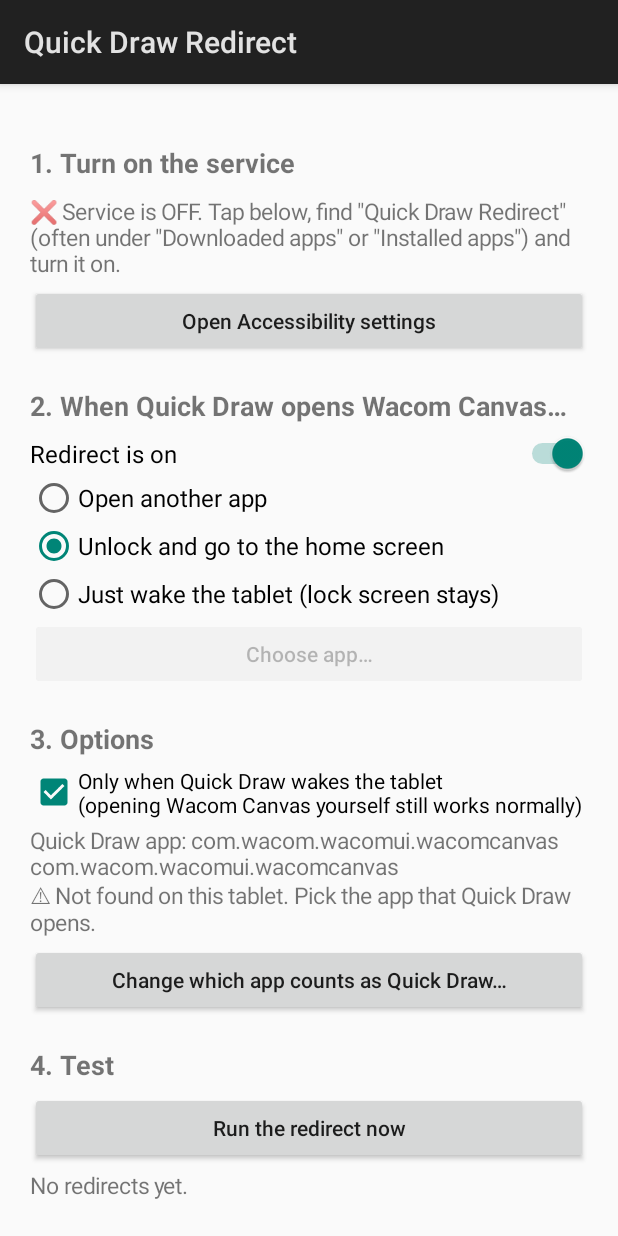
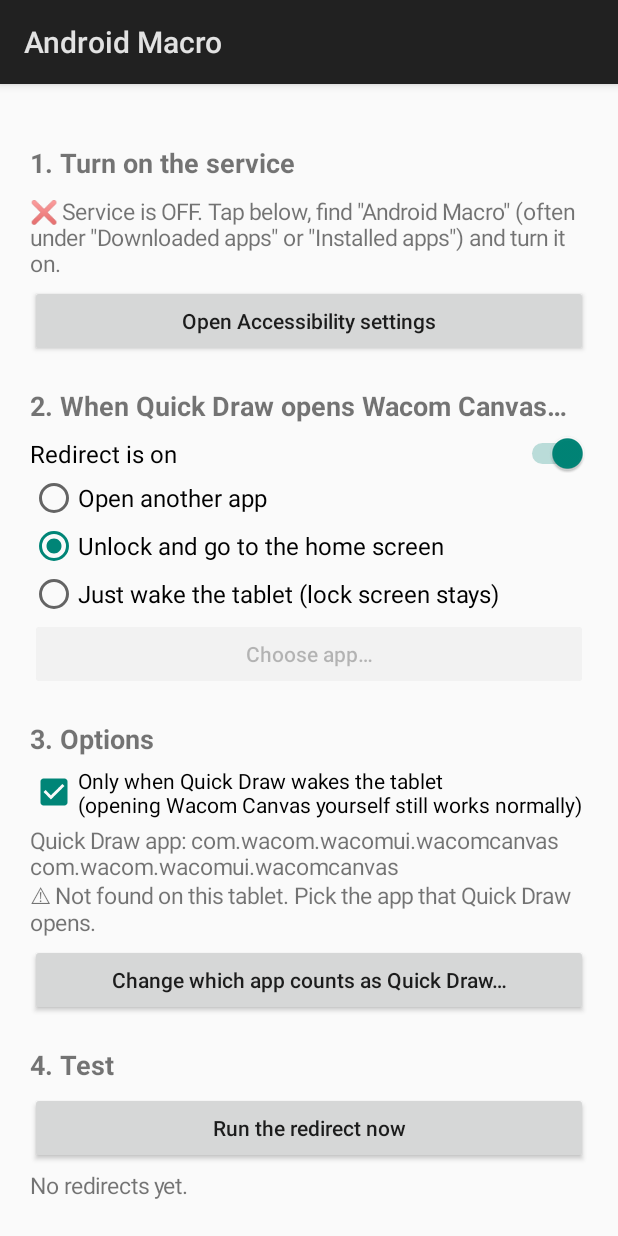
Before and after one commit to Novaillusion/AndroidMacro, an Android app: the screen it shows after launch (MainActivity), on a phone screen of 412 x 824 dp. Run offline under Robolectric (Android 15) with nearby library versions, the phone set to English and light mode, and no system bars.

Commit message:
Rename app to Android Macro
Co-Authored-By: Claude Opus 5.5 <noreply@anthropic.com>
Claude-Session: https://claude.ai/code/session_01MxisDbc8i155kF7pP2JYap

```diff
--- a/app/src/main/java/dev/quickdraw/redirect/MainActivity.java
+++ b/app/src/main/java/dev/quickdraw/redirect/MainActivity.java
@@ -149,7 +149,7 @@ public class MainActivity extends Activity {
         boolean on = isServiceEnabled();
         serviceStatus.setText(on
                 ? "✅ Service is ON"
-                : "❌ Service is OFF. Tap below, find \"Quick Draw Redirect\" (often under \"Downloaded apps\" or \"Installed apps\") and turn it on.");
+                : "❌ Service is OFF. Tap below, find \"Android Macro\" (often under \"Downloaded apps\" or \"Installed apps\") and turn it on.");
         openAccessibility.setText(on ? "Accessibility settings" : "Open Accessibility settings");
 
         enabledSwitch.setChecked(Prefs.enabled(prefs));
--- a/app/src/main/res/values/strings.xml
+++ b/app/src/main/res/values/strings.xml
@@ -1,6 +1,6 @@
 <?xml version="1.0" encoding="utf-8"?>
 <resources>
-    <string name="app_name">Quick Draw Redirect</string>
-    <string name="service_label">Quick Draw Redirect</string>
+    <string name="app_name">Android Macro</string>
+    <string name="service_label">Android Macro</string>
     <string name="service_description">Notices when the pen\'s Quick Draw gesture opens Wacom Canvas and switches to the app you picked (or the home screen). It only sees which app comes to the front, never what is on screen.</string>
 </resources>
--- a/settings.gradle
+++ b/settings.gradle
@@ -12,5 +12,5 @@ dependencyResolutionManagement {
         mavenCentral()
     }
 }
-rootProject.name = "QuickDrawRedirect"
+rootProject.name = "AndroidMacro"
 include ':app'
```
Also changed, not shown: 2 other files.
